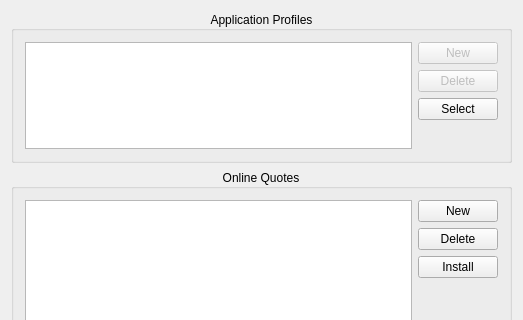
First picture: the form in src/alkonlinequoteswidget.ui, repository KDE/alkimia, before the edit; both pictures show x 0 to 523 and y 0 to 320 of the 523 by 815 pixel window.
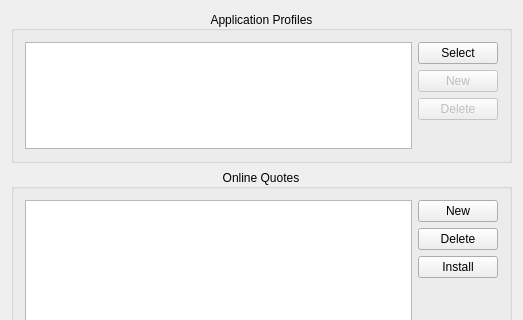
Second picture: the form after the edit. Custom widgets are drawn as their Qt base class.

Commit message: Move 'select' button to top of profile view

What changed in the file:
```diff
--- a/src/alkonlinequoteswidget.ui
+++ b/src/alkonlinequoteswidget.ui
@@ -43,6 +43,13 @@
             </item>
             <item>
              <layout class="QVBoxLayout" name="verticalLayout_7">
+              <item>
+               <widget class="QPushButton" name="m_selectProfile">
+                <property name="text">
+                 <string>Select</string>
+                </property>
+               </widget>
+              </item>
               <item>
                <widget class="QPushButton" name="m_newProfile">
                 <property name="enabled">
@@ -63,13 +70,6 @@
                 </property>
                </widget>
               </item>
-              <item>
-               <widget class="QPushButton" name="m_selectProfile">
-                <property name="text">
-                 <string>Select</string>
-                </property>
-               </widget>
-              </item>
               <item>
                <spacer name="verticalSpacer_4">
                 <property name="orientation">
```
